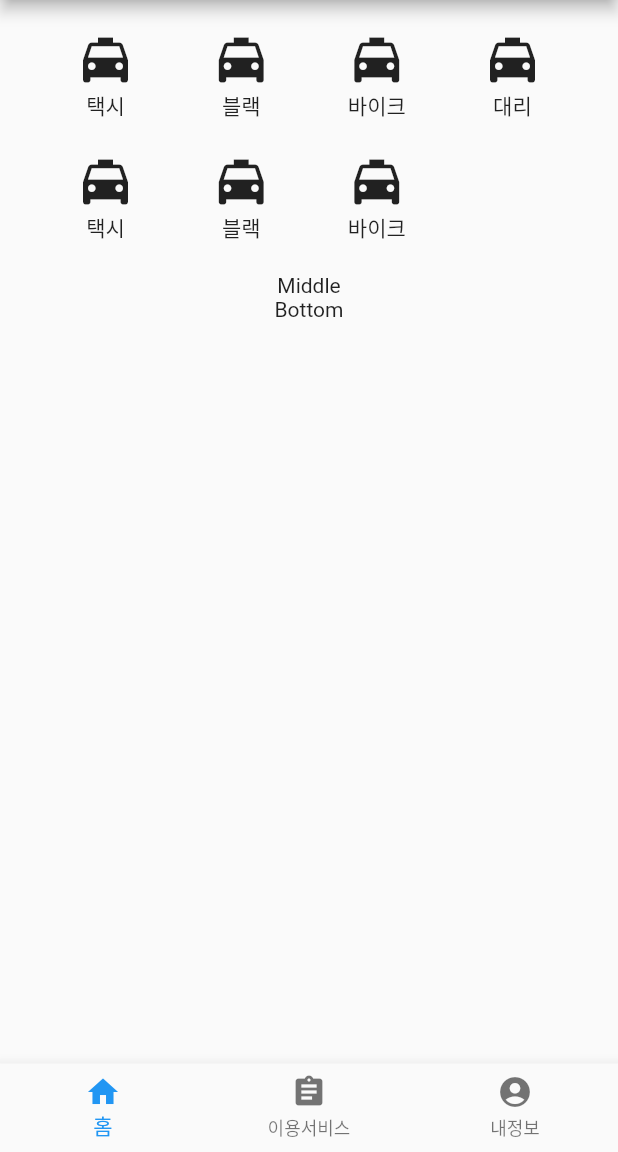
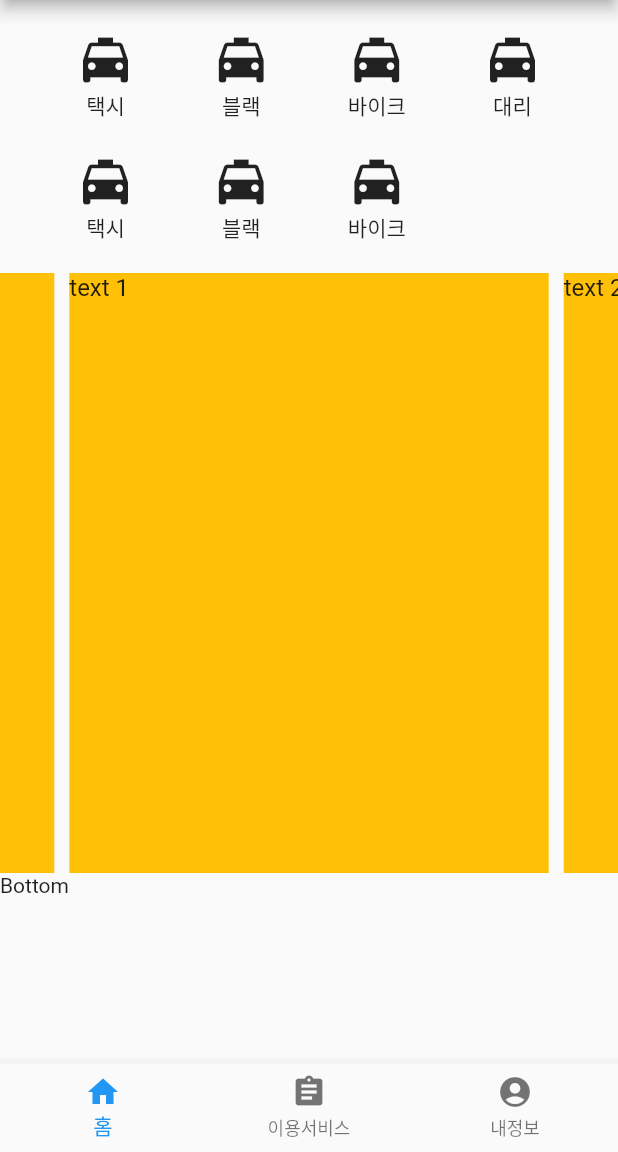
Before and after one commit to tintoll/complex_ui, a Flutter app: the screen it shows after launch, on a phone screen of 412 x 824 dp, the part 84-1236 px from its top. Run offline on Flutter 3.47's test engine with Material 2 defaults, Android fonts, the phone set to English and light mode, and no system bars; drawn by our look-alikes of carousel_slider.

Commit message:
CarouselSlider  이용한 가로 스크롤뷰 추가

```diff
--- a/lib/main.dart
+++ b/lib/main.dart
@@ -1,3 +1,4 @@
+import 'package:carousel_slider/carousel_slider.dart';
 import 'package:flutter/material.dart';
 
 void main() {
@@ -75,7 +76,7 @@ class _MyHomePageState extends State<MyHomePage> {
 class Page1 extends StatelessWidget {
   @override
   Widget build(BuildContext context) {
-    return Column(
+    return ListView(
       children: [
         _buildTop(),
         _buildMiddle(),
@@ -218,7 +219,23 @@ class Page1 extends StatelessWidget {
   }
 
   Widget _buildMiddle() {
-    return Text('Middle');
+    return CarouselSlider(
+      options: CarouselOptions(height: 400.0),
+      items: [1,2,3,4,5].map((i) {
+        return Builder(
+          builder: (BuildContext context) {
+            return Container(
+                width: MediaQuery.of(context).size.width, // 기기 정보를 얻는다.
+                margin: EdgeInsets.symmetric(horizontal: 5.0),
+                decoration: BoxDecoration(
+                    color: Colors.amber
+                ),
+                child: Text('text $i', style: TextStyle(fontSize: 16.0),)
+            );
+          },
+        );
+      }).toList(),
+    );
   }
 
   Widget _buildBottom() {
--- a/pubspec.yaml
+++ b/pubspec.yaml
@@ -28,6 +28,7 @@ dependencies:
   # The following adds the Cupertino Icons font to your application.
   # Use with the CupertinoIcons class for iOS style icons.
   cupertino_icons: ^1.0.0
+  carousel_slider: ^3.0.0
 
 dev_dependencies:
   flutter_test:
```
Also changed, not shown: pubspec.lock.
